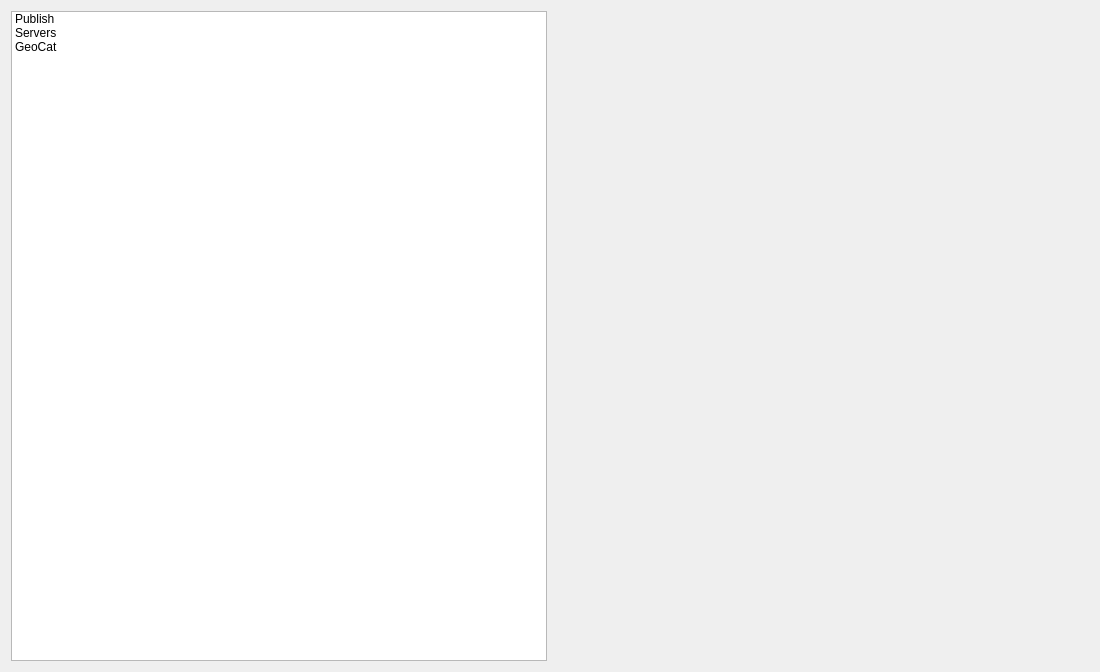
The window that geocatbridge/ui/bridgedialog.ui (GeoCat/qgis-bridge-plugin) describes before a commit, drawn with Qt 5.
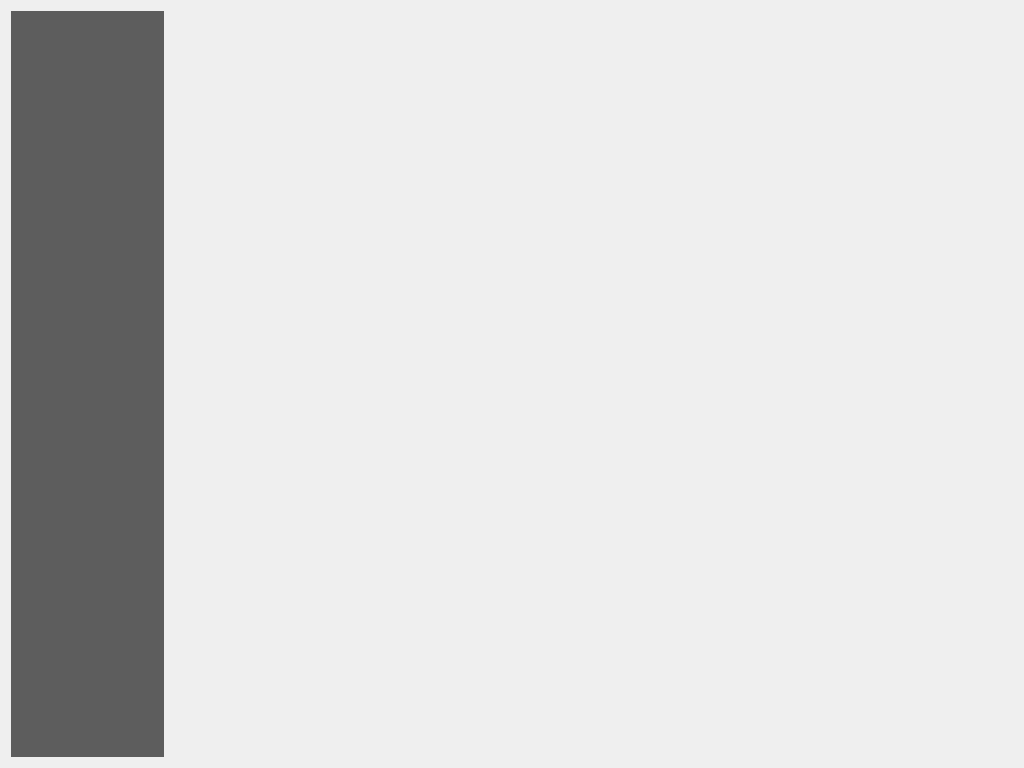
The same window after the commit.

The edit to the form file:
```diff
--- a/geocatbridge/ui/bridgedialog.ui
+++ b/geocatbridge/ui/bridgedialog.ui
@@ -6,31 +6,91 @@
    <rect>
     <x>0</x>
     <y>0</y>
-    <width>1100</width>
-    <height>672</height>
+    <width>1024</width>
+    <height>768</height>
    </rect>
   </property>
-  <property name="windowTitle">
-   <string>GeoCat Bridge</string>
+  <property name="sizePolicy">
+   <sizepolicy hsizetype="Fixed" vsizetype="Fixed">
+    <horstretch>0</horstretch>
+    <verstretch>0</verstretch>
+   </sizepolicy>
+  </property>
+  <property name="minimumSize">
+   <size>
+    <width>800</width>
+    <height>512</height>
+   </size>
+  </property>
+  <property name="modal">
+   <bool>true</bool>
   </property>
   <layout class="QHBoxLayout" name="horizontalLayout">
    <item>
     <widget class="QListWidget" name="listWidget">
-     <item>
-      <property name="text">
-       <string>Publish</string>
-      </property>
-     </item>
-     <item>
-      <property name="text">
-       <string>Servers</string>
-      </property>
-     </item>
-     <item>
-      <property name="text">
-       <string>GeoCat</string>
-      </property>
-     </item>
+     <property name="minimumSize">
+      <size>
+       <width>100</width>
+       <height>200</height>
+      </size>
+     </property>
+     <property name="maximumSize">
+      <size>
+       <width>153</width>
+       <height>16777215</height>
+      </size>
+     </property>
+     <property name="font">
+      <font>
+       <pointsize>10</pointsize>
+       <weight>50</weight>
+       <bold>false</bold>
+      </font>
+     </property>
+     <property name="focusPolicy">
+      <enum>Qt::StrongFocus</enum>
+     </property>
+     <property name="contextMenuPolicy">
+      <enum>Qt::NoContextMenu</enum>
+     </property>
+     <property name="styleSheet">
+      <string notr="true">
+              QListWidget{
+                background-color: rgb(69, 69, 69, 220);
+                outline: 0;
+              }
+              QListWidget::item {
+                padding: 4px;
+                border: 0px;
+                color: white;
+              }
+              QListWidget::item::selected {
+                color: black;
+                background-color:palette(Window);
+              }
+            </string>
+     </property>
+     <property name="frameShape">
+      <enum>QFrame::NoFrame</enum>
+     </property>
+     <property name="editTriggers">
+      <set>QAbstractItemView::NoEditTriggers</set>
+     </property>
+     <property name="showDropIndicator" stdset="0">
+      <bool>false</bool>
+     </property>
+     <property name="selectionBehavior">
+      <enum>QAbstractItemView::SelectRows</enum>
+     </property>
+     <property name="iconSize">
+      <size>
+       <width>20</width>
+       <height>20</height>
+      </size>
+     </property>
+     <property name="currentRow">
+      <number>-1</number>
+     </property>
     </widget>
    </item>
    <item>
```
Left out of the diff: 3 changed lines with no effect on the pictures.
